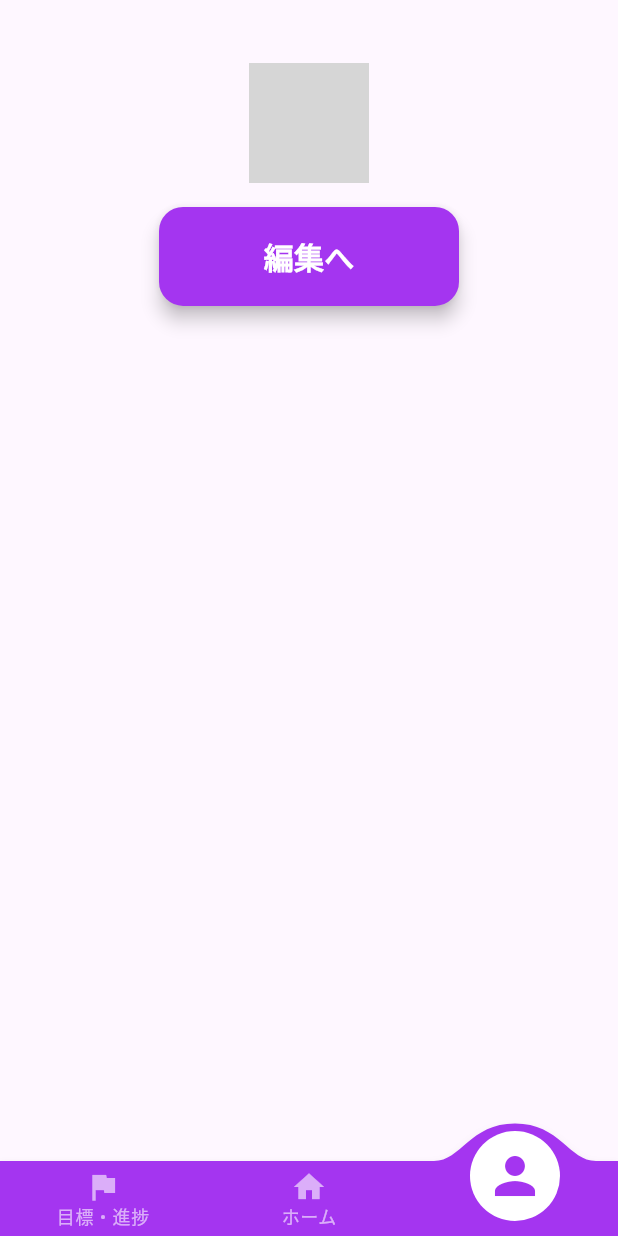
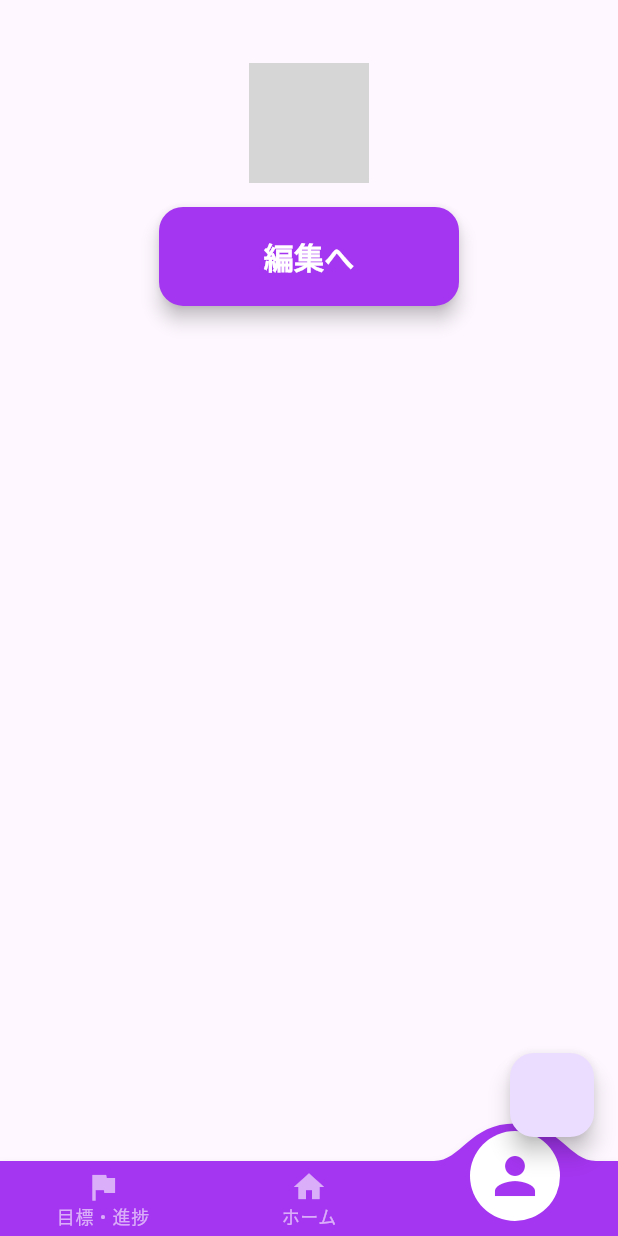
Before and after one commit to watackeech/reskill-x, a Flutter app: the ScreenControl screen opened directly, item 3 of the bottom bar chosen, on a phone screen of 412 x 824 dp. Run offline on Flutter 3.47's test engine with Material 2 defaults, Android fonts, the phone set to English and light mode, and no system bars; drawn by our look-alikes of convex_bottom_bar; our stand-ins replace cloud_firestore, firebase_auth, firebase_core, firebase_storage, image_picker, numberpicker and 2 more; accounts and stored records are empty; network calls fail; grey boxes are pictures that could not be loaded.

Commit message:
ユーザーテーブルにexpカラムを追加

```diff
--- a/lib/utils/firestore/user_firestore.dart
+++ b/lib/utils/firestore/user_firestore.dart
@@ -15,7 +15,8 @@ class UserFirestore {
         'user_id': newAccount.userId,
         'image_path': newAccount.imagePath,
         'created_time': Timestamp.now(),
-        'updated_time': Timestamp.now()
+        'updated_time': Timestamp.now(),
+        'exp': newAccount.exp
       });
       return getUser(newAccount.id);
     } on FirebaseException catch (e) {
--- a/lib/view/screen_control.dart
+++ b/lib/view/screen_control.dart
@@ -39,7 +39,9 @@ class _ScreenControlState extends State<ScreenControl> {
                 selectedPage = index;
               });
             },
-          )),
+          ),
+        floatingActionButton: FloatingActionButton(onPressed: () {  },),
+      ),
     );
   }
 }
```
